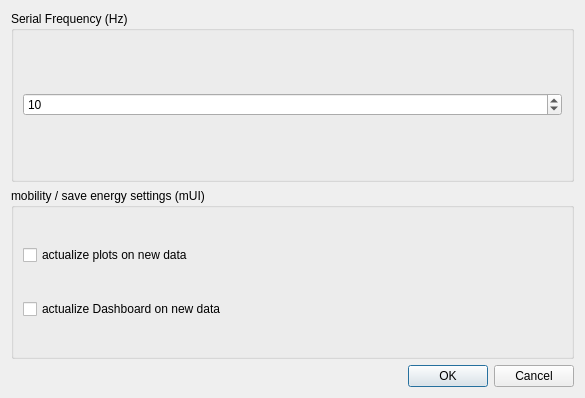
Old version of the form src/V2SettingsDialog.ui in the repository digifant/multidisplay-app.
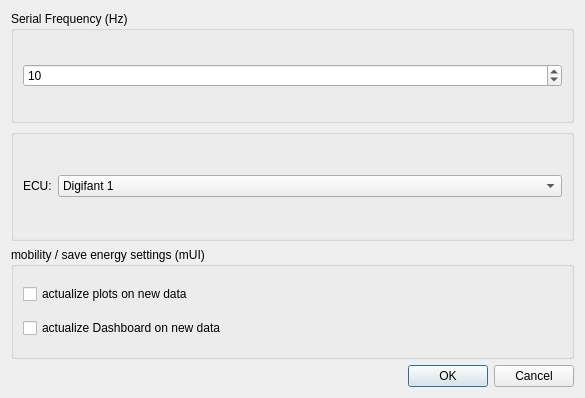
New version of the form.

```diff
--- a/src/V2SettingsDialog.ui
+++ b/src/V2SettingsDialog.ui
@@ -14,17 +14,30 @@
    <string>Dialog</string>
   </property>
   <layout class="QGridLayout" name="gridLayout">
-   <item row="2" column="0">
-    <widget class="QDialogButtonBox" name="buttonBox">
-     <property name="orientation">
-      <enum>Qt::Horizontal</enum>
+   <item row="3" column="0">
+    <widget class="QGroupBox" name="groupBox_2">
+     <property name="title">
+      <string>mobility / save energy settings (mUI)</string>
      </property>
-     <property name="standardButtons">
-      <set>QDialogButtonBox::Cancel|QDialogButtonBox::Ok</set>
-     </property>
+     <layout class="QVBoxLayout" name="verticalLayout_2">
+      <item>
+       <widget class="QCheckBox" name="actualizeVis1CheckBox">
+        <property name="text">
+         <string>actualize plots on new data</string>
+        </property>
+       </widget>
+      </item>
+      <item>
+       <widget class="QCheckBox" name="actualizeDashboardCheckBox">
+        <property name="text">
+         <string>actualize Dashboard on new data</string>
+        </property>
+       </widget>
+      </item>
+     </layout>
     </widget>
    </item>
-   <item row="0" column="0">
+   <item row="1" column="0">
     <widget class="QGroupBox" name="groupBox">
      <property name="title">
       <string>Serial Frequency (Hz)</string>
@@ -46,24 +59,52 @@
      </layout>
     </widget>
    </item>
-   <item row="1" column="0">
-    <widget class="QGroupBox" name="groupBox_2">
+   <item row="4" column="0">
+    <widget class="QDialogButtonBox" name="buttonBox">
+     <property name="orientation">
+      <enum>Qt::Horizontal</enum>
+     </property>
+     <property name="standardButtons">
+      <set>QDialogButtonBox::Cancel|QDialogButtonBox::Ok</set>
+     </property>
+    </widget>
+   </item>
+   <item row="2" column="0">
+    <widget class="QGroupBox" name="groupBoxEcu">
      <property name="title">
-      <string>mobility / save energy settings (mUI)</string>
+      <string/>
      </property>
-     <layout class="QVBoxLayout" name="verticalLayout_2">
-      <item>
-       <widget class="QCheckBox" name="actualizeVis1CheckBox">
+     <layout class="QGridLayout" name="gridLayout_2">
+      <item row="0" column="0">
+       <widget class="QLabel" name="label">
         <property name="text">
-         <string>actualize plots on new data</string>
+         <string>ECU:</string>
         </property>
        </widget>
       </item>
-      <item>
-       <widget class="QCheckBox" name="actualizeDashboardCheckBox">
-        <property name="text">
-         <string>actualize Dashboard on new data</string>
+      <item row="0" column="1">
+       <widget class="QComboBox" name="comboBoxEcu">
+        <property name="sizePolicy">
+         <sizepolicy hsizetype="Expanding" vsizetype="Fixed">
+          <horstretch>0</horstretch>
+          <verstretch>0</verstretch>
+         </sizepolicy>
         </property>
+        <item>
+         <property name="text">
+          <string>Digifant 1</string>
+         </property>
+        </item>
+        <item>
+         <property name="text">
+          <string>VR6 M3.8.1</string>
+         </property>
+        </item>
+        <item>
+         <property name="text">
+          <string>generic</string>
+         </property>
+        </item>
        </widget>
       </item>
      </layout>
```
